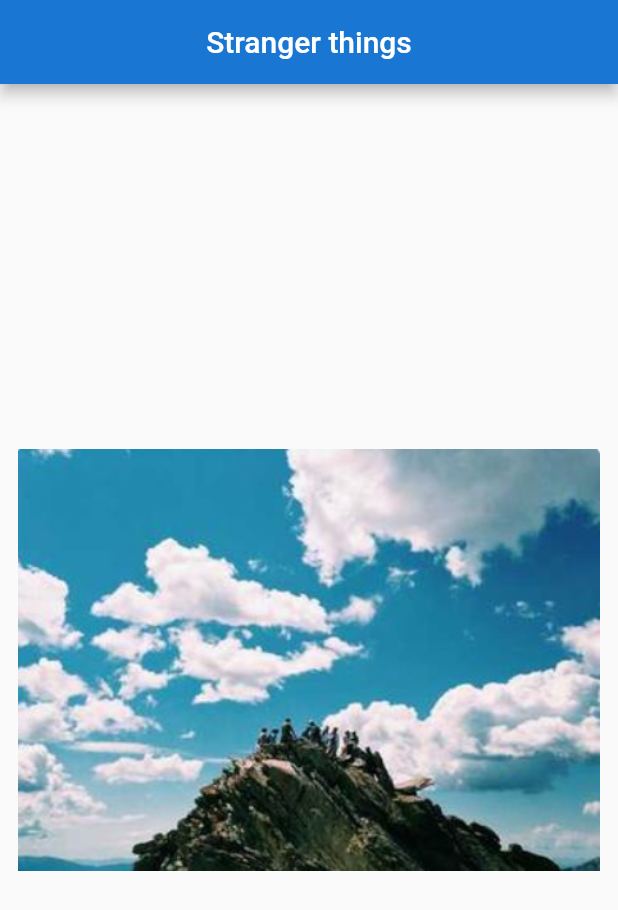
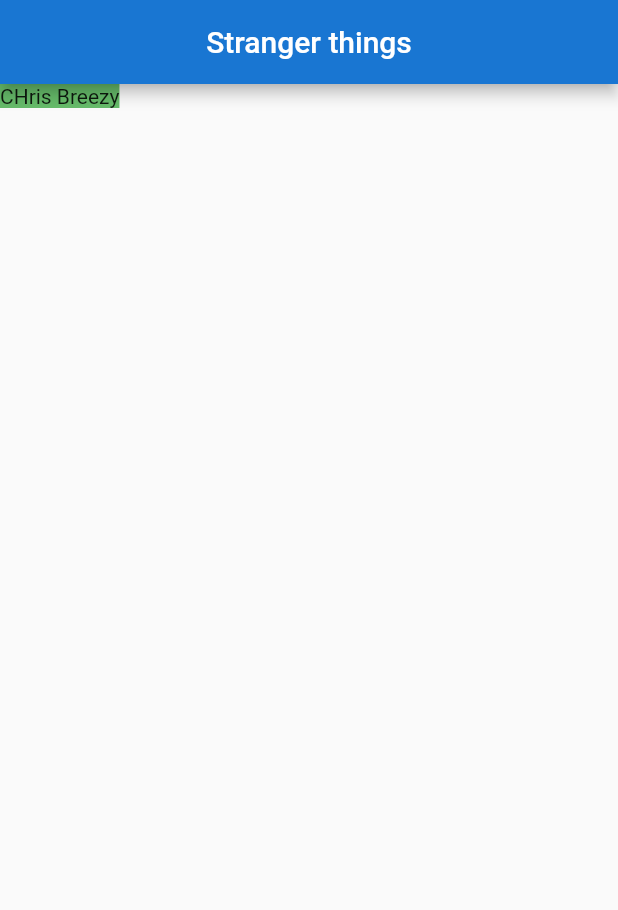
Before and after one commit to NSM722/Codemy-Flutter-Tutorial, a Flutter app: the screen it shows after launch, on a phone screen of 412 x 824 dp. Shown: the top 910 px of the screen. Run offline on Flutter 3.47's test engine with Material 2 defaults, Android fonts, the light colour scheme and no system bars.

Commit message:
style: container layout
without specified dimensions

```diff
--- a/lib/main.dart
+++ b/lib/main.dart
@@ -22,14 +22,11 @@ class MyApp extends StatelessWidget {
             ),
           ),
         ),
-        body: const Center(
-          child: Padding(
-            padding: EdgeInsets.all(12.0),
-            child: Image(
-              image: AssetImage(
-                'images/local_img.png',
-              ),
-            ),
+        body: Container(
+          /// the width + height are till the contained content unless specified
+          color: Colors.green[400],
+          child: const Text(
+            'CHris Breezy',
           ),
         ),
       ),
```
